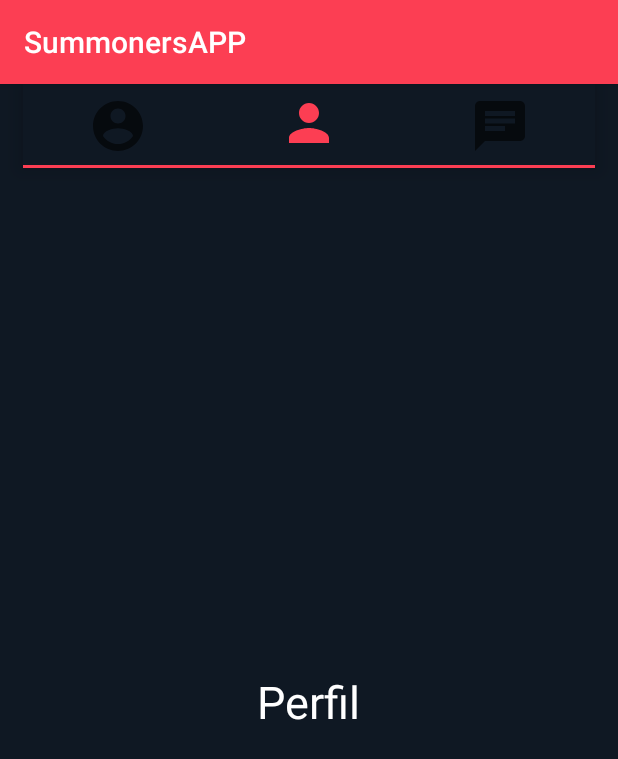
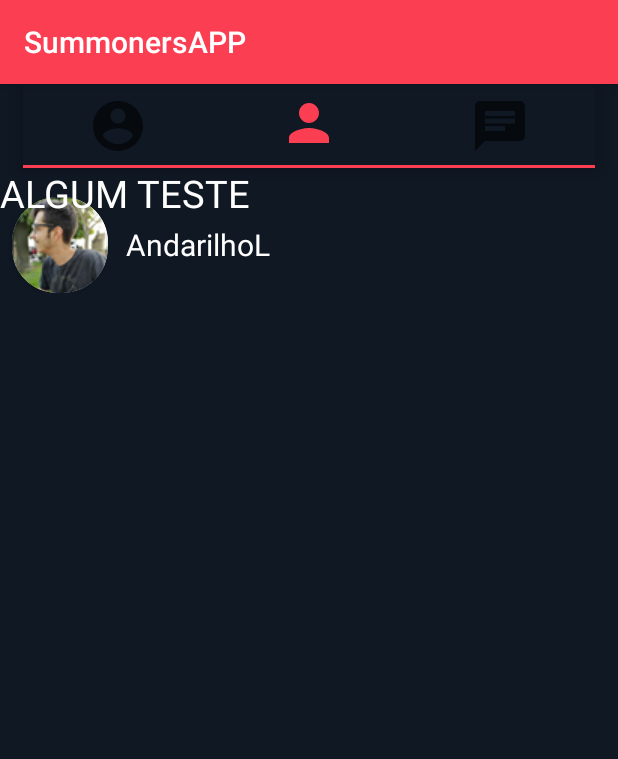
Before and after one commit to AndarilhoL/SummonersAPP, an Android app: the fragment PerfilFragment placed in its activity, on a phone screen of 412 x 824 dp. Shown: the top 759 px of the screen. Run offline under Robolectric (Android 15) with nearby library versions, the phone set to English and light mode, and no system bars.

Commit message:
subindo imagens das lanes e ajustes nos fragments

```diff
--- a/app/src/main/res/drawable/borders.xml
+++ b/app/src/main/res/drawable/borders.xml
@@ -2,6 +2,6 @@
 <shape xmlns:android="http://schemas.android.com/apk/res/android">
     <solid android:color="@color/corBackground"/>
     <stroke android:width="3dp" android:color="@color/corVermelhorValorant" />
-    <corners android:radius="5dp"/>
+    <corners android:radius="15dp"/>
     <padding android:left="0dp" android:top="0dp" android:right="0dp" android:bottom="0dp" />
 </shape>
--- a/app/src/main/res/layout/fragment_perfil.xml
+++ b/app/src/main/res/layout/fragment_perfil.xml
@@ -3,15 +3,56 @@
     xmlns:tools="http://schemas.android.com/tools"
     android:layout_width="match_parent"
     android:layout_height="match_parent"
+    xmlns:app="http://schemas.android.com/apk/res-auto"
     tools:context=".fragment.MenuFragment"
     android:background="@color/corBackground">
 
-    <TextView
-        android:layout_width="wrap_content"
+    <LinearLayout
+        android:layout_width="match_parent"
         android:layout_height="wrap_content"
-        android:text="Perfil"
-        android:layout_centerInParent="true"
-        android:textSize="30dp"
-        android:textColor="@color/corTextoBranco"/>
+        android:paddingTop="20dp"
+        android:gravity="top"
+        android:orientation="horizontal">
+
+        <androidx.cardview.widget.CardView
+            android:layout_width="wrap_content"
+            android:layout_height="wrap_content"
+            android:layout_gravity="center"
+            android:layout_marginStart="8dp"
+            android:layout_marginEnd="12dp"
+            app:cardCornerRadius="30dp">
+
+            <ImageView
+                android:layout_width="wrap_content"
+                android:layout_height="wrap_content"
+                android:id="@+id/imageViewFoto"
+                android:src="@drawable/ic_leozin">
+
+            </ImageView>
+        </androidx.cardview.widget.CardView>
+
+        <TextView
+            android:layout_width="wrap_content"
+            android:layout_height="wrap_content"
+            android:layout_gravity="center"
+            android:text="AndarilhoL"
+            android:textColor="@color/corTextoBranco"
+            android:textSize="20sp">
+        </TextView>
+    </LinearLayout>
+
+    <LinearLayout
+        android:layout_width="match_parent"
+        android:layout_height="wrap_content">
+
+        <TextView
+            android:layout_width="match_parent"
+            android:layout_height="wrap_content"
+            android:text="ALGUM TESTE"
+            android:textSize="25sp"
+            android:textColor="@color/corTextoBranco">
+
+        </TextView>
+    </LinearLayout>
 
 </RelativeLayout>
```
Also changed, not shown: app/src/main/res/layout/adapter_pessoa.xml (+36 -17 lines), app/src/main/res/drawable/bottom.png (added), app/src/main/res/drawable/jungler.png (added), app/src/main/res/drawable/mid.png (added), app/src/main/res/drawable/sup.png (added), app/src/main/res/drawable/top.png (added).
